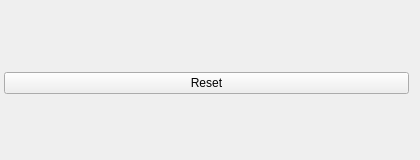
Viktor318/zxtune, file apps/zxtune-qt/ui/preferences/mixing.ui: the form before one commit.
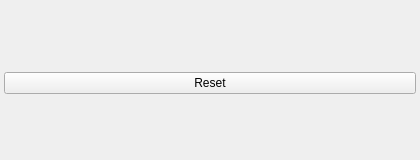
The form after the commit.

```diff
--- a/apps/zxtune-qt/ui/preferences/mixing.ui
+++ b/apps/zxtune-qt/ui/preferences/mixing.ui
@@ -35,7 +35,10 @@
     </spacer>
    </item>
    <item>
-    <layout class="QHBoxLayout">
+    <layout class="QHBoxLayout" name="bottomLayout">
+     <property name="spacing">
+      <number>8</number>
+     </property>
      <item>
       <widget class="QPushButton" name="resetButton">
        <property name="text">
@@ -46,13 +49,6 @@
        </property>
       </widget>
      </item>
-     <item>
-      <spacer name="horizontalSpacer">
-       <property name="orientation">
-        <enum>Qt::Horizontal</enum>
-       </property>
-      </spacer>
-     </item>
     </layout>
    </item>
   </layout>
```
